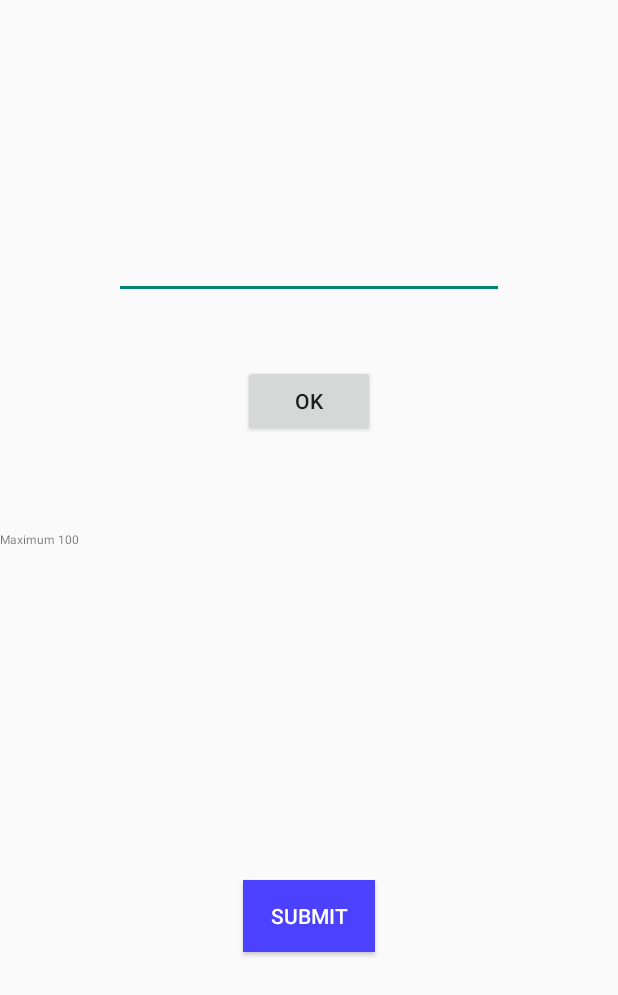
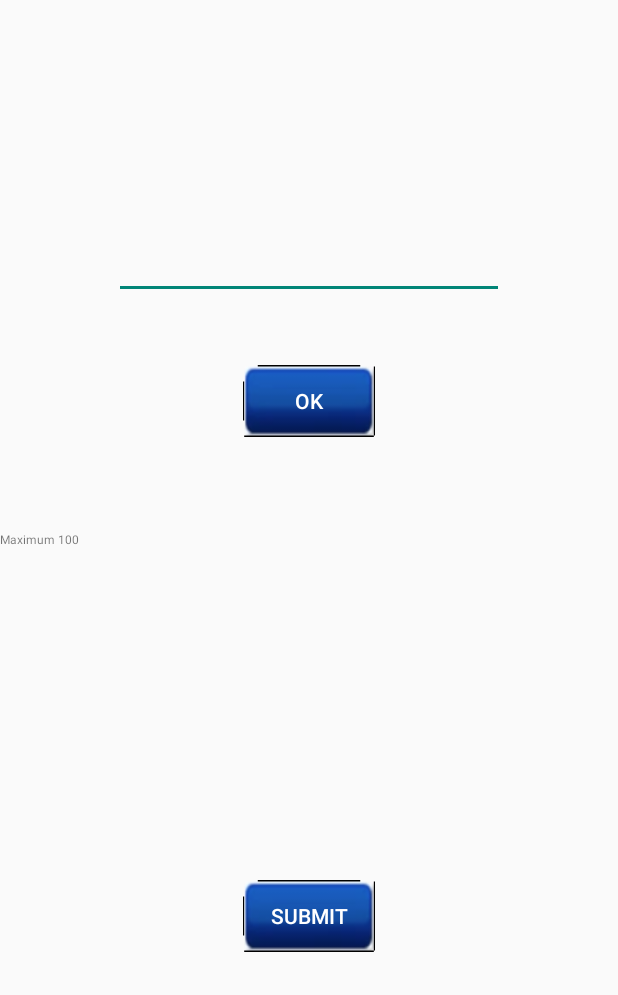
Before and after one commit to ConradHipkins/ACM-SIGCSE, an Android app: the headcount screen opened directly, with no data from a screen before it, after a tap on "SUBMIT", on a phone screen of 412 x 824 dp. Shown: the top 995 px of the screen. Run offline under Robolectric (Android 15) with nearby library versions, the phone set to English and light mode, and no system bars.

Commit message:
Project updated with headCount page with the toast

```diff
--- a/ACM_SIGCSE/app/src/main/java/mobilecomp/acm_sigcse/headcount.java
+++ b/ACM_SIGCSE/app/src/main/java/mobilecomp/acm_sigcse/headcount.java
@@ -1,15 +1,17 @@
 package mobilecomp.acm_sigcse;
 
 import android.app.Activity;
+import android.content.Context;
 import android.os.Bundle;
 import android.view.View;
 import android.widget.Button;
 import android.widget.EditText;
 import android.widget.TextView;
+import android.widget.Toast;
 
 /**
  * Author: Luis Diniz
- * Version 2: 10/26/2015
+ * Version 3: 11/03/2015
  * Description: Simple class able to calculate how many spots are letf in certain seminar and show it together with maximum capacity of it
  */
 
@@ -21,7 +23,8 @@ public class headcount extends Activity implements View.OnClickListener {
     String X;
 
     @Override
-    protected void onCreate(Bundle savedInstanceState) {
+    protected void onCreate(Bundle savedInstanceState)
+    {
         super.onCreate(savedInstanceState);
         setContentView(R.layout.head_counter);
         init();
@@ -30,10 +33,11 @@ public class headcount extends Activity implements View.OnClickListener {
         maximum.setText("Maximum "+String.valueOf(capacity));
     }
 
-    public void init(){
+    //Method able to initialize all the items used on the UI
+    public void init()
+    {
         //Buttons
         ok = (Button) findViewById(R.id.ok);
-        submit = (Button) findViewById(R.id.submit);
 
         //Text Fields (Edit)
         numParticant = (EditText) findViewById(R.id.numParticipant);
@@ -43,18 +47,18 @@ public class headcount extends Activity implements View.OnClickListener {
         maximum = (TextView) findViewById(R.id.maximum);
 
         ok.setOnClickListener(this);
-        submit.setOnClickListener(this);
     }
 
+    //Method should get the capacity of the seminar from the database
     public int setCapacity(int num)
     {
-        //Method should get the capacity of the seminar from the database
         capacity = num;
         return capacity;
     }
 
-    public int spotsLeft(String S){
-        //Calculate how many spots are left in a seminar
+    //Calculate how many spots are left in a seminar
+    public int spotsLeft(String S)
+    {
         S = numParticant.getText().toString();
         nParticipant = Integer.parseInt(S);
         remaining = capacity - nParticipant;
@@ -62,8 +66,8 @@ public class headcount extends Activity implements View.OnClickListener {
     }
 
     @Override
-    public void onClick(View view){
-
+    public void onClick(View view)
+    {
         X = numParticant.getText().toString();
         remaining = this.spotsLeft(X);
 
@@ -71,6 +75,23 @@ public class headcount extends Activity implements View.OnClickListener {
             case R.id.ok:
                 rem.setText("Remaining " + String.valueOf(remaining));
                 break;
+
         }
     }
+
+    //Method able to show a toast and inform the user if the data was successfully submitted
+    public void basicToast(View view)
+    {
+        //This method is set in the attribute onClick of the button submit, once we get access to the database it's necessary
+        //to test if the data was submitted first and then show the toast
+        Context context = getApplicationContext();
+        CharSequence text = "Data submitted successfully";
+        int duration = Toast.LENGTH_SHORT;
+
+        Toast toast = Toast.makeText(context, text, duration);
+        //Do the test before calling the method bellow
+        toast.show();
+
+    }
+
 }
--- a/ACM_SIGCSE/app/src/main/res/layout/head_counter.xml
+++ b/ACM_SIGCSE/app/src/main/res/layout/head_counter.xml
@@ -43,13 +43,14 @@
             android:layout_height="wrap_content"
             android:text="Ok"
             android:id="@+id/ok"
-            android:layout_gravity="center_horizontal|top" />
+            android:layout_gravity="center_horizontal|top"
+            android:background="@mipmap/button"
+            android:textColor="#ffffff" />
     </FrameLayout>
 
     <TextView
         android:layout_width="fill_parent"
         android:layout_height="wrap_content"
-        android:text="Maximum "
         android:id="@+id/maximum"
         android:theme="@style/AlertDialog.AppCompat"
         android:textSize="@dimen/abc_action_bar_progress_bar_size" />
@@ -85,7 +86,8 @@
         android:text="SUBMIT"
         android:id="@+id/submit"
         android:layout_gravity="center_horizontal"
-        android:background="#4c41ff"
-        android:textColor="#ffffff" />
+        android:background="@mipmap/button"
+        android:textColor="#ffffff"
+        android:onClick="basicToast"/>
 
 </LinearLayout>
```
Also changed, not shown: ACM_SIGCSE/app/src/main/res/drawable/button.png (added), ACM_SIGCSE/app/src/main/res/mipmap-hdpi/button.png (added), ACM_SIGCSE/app/src/main/res/mipmap-mdpi/button.png (added), ACM_SIGCSE/app/src/main/res/mipmap-xhdpi/button.png (added), ACM_SIGCSE/app/src/main/res/mipmap-xxhdpi/button.png (added), ACM_SIGCSE/app/src/main/res/mipmap-xxxhdpi/button.png (added), 1 other file.
